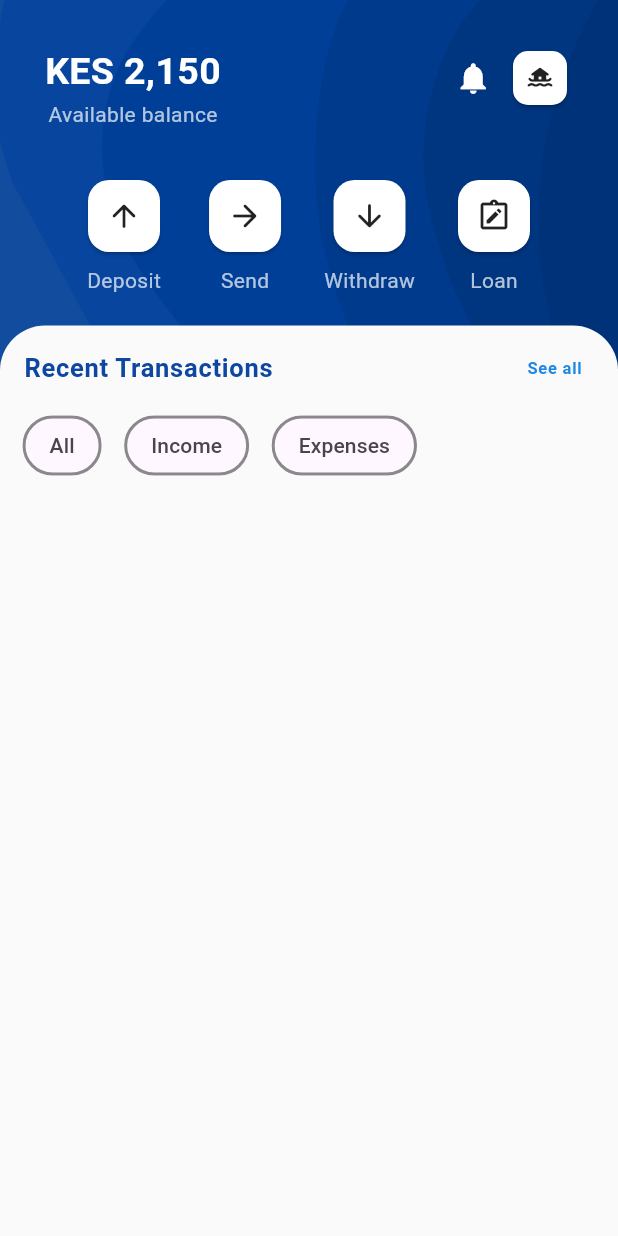
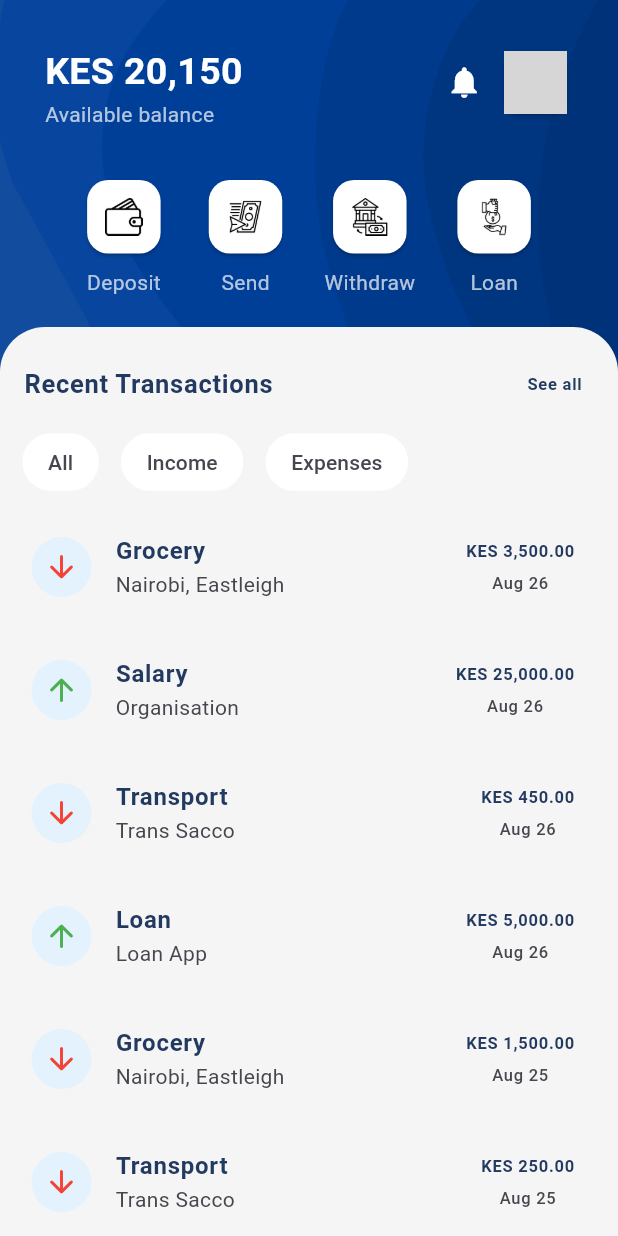
Before and after one commit to brianngeywo/banking_app, a Flutter app: the screen it shows after launch, on a phone screen of 412 x 824 dp. Run offline on Flutter 3.47's test engine with Material 2 defaults, Android fonts, the phone set to English and light mode, and no system bars; network calls fail; grey boxes are pictures that could not be loaded.

Commit message:
homepage complete

```diff
--- a/lib/homepage.dart
+++ b/lib/homepage.dart
@@ -36,10 +36,12 @@ class _MyHomePageState extends State<MyHomePage> {
                 mainAxisAlignment: MainAxisAlignment.spaceBetween,
                 crossAxisAlignment: CrossAxisAlignment.start,
                 children: [
-                  Column(
+                  const Column(
+                    crossAxisAlignment: CrossAxisAlignment.start,
+                    mainAxisAlignment: MainAxisAlignment.spaceBetween,
                     children: [
                       Text(
-                        "KES 2,150",
+                        "KES 20,150",
                         style: TextStyle(
                           fontSize: 25,
                           fontWeight: FontWeight.bold,
@@ -56,22 +58,26 @@ class _MyHomePageState extends State<MyHomePage> {
                   ),
                   Row(
                     children: [
-                      Icon(
+                      const Icon(
                         Icons.notifications,
                         size: 25,
                         color: Colors.white,
                       ),
-                      SizedBox(width: 10),
-                      Card(
+                      const SizedBox(width: 10),
+                      SizedBox(
+                        height: 50,
+                        width: 50,
+                        child: Card(
                           color: Colors.white,
                           shape: RoundedRectangleBorder(
                             borderRadius: BorderRadius.circular(10),
                           ),
-                        child: Padding(
-                          padding: const EdgeInsets.all(8.0),
-                          child: Icon(
-                            Icons.houseboat_rounded,
-                            size: 20,
+                          child: ClipRRect(
+                            borderRadius: BorderRadius.circular(10),
+                            child: Image.network(
+                              "https://images.pexels.com/photos/10461791/pexels-photo-10461791.jpeg?auto=compress&cs=tinysrgb&w=1260&h=750&dpr=1",
+                              fit: BoxFit.cover,
+                            ),
                           ),
                         ),
                       ),
@@ -94,9 +100,12 @@ class _MyHomePageState extends State<MyHomePage> {
             ),
             Container(
               height: MediaQuery.of(context).size.height,
+              padding: const EdgeInsets.only(
+                top: 10.0,
+              ),
               decoration: BoxDecoration(
-                color: Colors.grey.shade50,
-                borderRadius: BorderRadius.only(
+                color: Colors.grey.shade100,
+                borderRadius: const BorderRadius.only(
                   topLeft: Radius.circular(30),
                   topRight: Radius.circular(30),
                 ),
@@ -109,14 +118,14 @@ class _MyHomePageState extends State<MyHomePage> {
                       style: TextStyle(
                         fontWeight: FontWeight.bold,
                         fontSize: 17,
-                        color: Colors.blue.shade900,
+                        color: primaryColor,
                       ),
                     ),
                     trailing: Text(
                       "See all",
                       style: TextStyle(
                         fontWeight: FontWeight.bold,
-                        color: Colors.blue.shade600,
+                        color: primaryColor,
                       ),
                     ),
                   ),
@@ -127,16 +136,34 @@ class _MyHomePageState extends State<MyHomePage> {
                           (e) => Padding(
                             padding: const EdgeInsets.only(left: 15.0),
                             child: Chip(
-                              side: BorderSide(color: Colors.black26, width: 2,),
+                              backgroundColor: Colors.white,
+                              side: const BorderSide(
+                                color: Colors.white,
+                                width: 1,
+                              ),
+                              elevation: 10,
                               shape: RoundedRectangleBorder(
-                                borderRadius: BorderRadius.circular(20)
-                              ),
+                                  borderRadius: BorderRadius.circular(20)),
                               label: Text(e),
                             ),
                           ),
                         )
                         .toList(),
+                  ),
+                  Column(
+                    children: transactions
+                        .map(
+                          (e) => Padding(
+                            padding: const EdgeInsets.only(
+                              left: 5.0,
+                              right: 5,
+                              top: 10,
+                            ),
+                            child: transactionWidget(e),
+                          ),
                         )
+                        .toList(),
+                  ),
                 ],
               ),
             ),
@@ -158,19 +185,63 @@ Widget actionsWidget(MainAction action) {
         child: Center(
           child: Padding(
             padding: const EdgeInsets.all(12.0),
-            child: Icon(action.icon),
+            child: SizedBox(
+              height: 25,
+              width: 25,
+              child: Image.asset(action.icon),
             ),
           ),
         ),
-      SizedBox(
-        height: 5,
       ),
+      const SizedBox(height: 5),
       Text(
         action.title,
-        style: TextStyle(
+        style: const TextStyle(
           color: Colors.white70,
         ),
       )
     ],
   );
 }
+
+Widget transactionWidget(AppTransactions transaction) {
+  return ListTile(
+    tileColor: Colors.white,
+    shape: RoundedRectangleBorder(
+      borderRadius: BorderRadius.circular(10),
+    ),
+    leading: CircleAvatar(
+      backgroundColor: Colors.blue.shade50,
+      child: Icon(
+        transaction.isDeposit ? Icons.arrow_upward_rounded : Icons.arrow_downward_rounded,
+        color: transaction.isDeposit ? Colors.green : Colors.red,
+      ),
+    ),
+    title: Text(
+      transaction.title,
+      style: TextStyle(
+        fontWeight: FontWeight.bold,
+        color: primaryColor,
+      ),
+    ),
+    subtitle: Text(transaction.moreInfo),
+    trailing: Column(
+      mainAxisAlignment: MainAxisAlignment.center,
+      children: [
+        Text(
+          transaction.amount,
+          style: TextStyle(
+            fontWeight: FontWeight.bold,
+            color: primaryColor,
+          ),
+        ),
+        const SizedBox(
+          height: 5,
+        ),
+        Text(
+          transaction.date,
+        ),
+      ],
+    ),
+  );
+}
--- a/lib/test_data.dart
+++ b/lib/test_data.dart
@@ -1,17 +1,18 @@
+
 import 'package:flutter/material.dart';
 
 class MainAction {
-  IconData icon;
+  String icon;
   String title;
 
   MainAction({required this.icon, required this.title});
 }
 
 List<MainAction> actions = [
-  MainAction(icon: Icons.arrow_upward_rounded, title: 'Deposit'),
-  MainAction(icon: Icons.arrow_forward_rounded, title: 'Send'),
-  MainAction(icon: Icons.arrow_downward_rounded, title: 'Withdraw'),
-  MainAction(icon: Icons.note_alt_outlined, title: 'Loan'),
+  MainAction(icon: "assets/wallet.png", title: 'Deposit'),
+  MainAction(icon: "assets/send.png", title: 'Send'),
+  MainAction(icon: "assets/banking.png", title: 'Withdraw'),
+  MainAction(icon: "assets/loan.png", title: 'Loan'),
 ];
 
 List<String> mainOperations = [
@@ -36,4 +37,14 @@ class AppTransactions {
   });
 }
 
-List<AppTransactions> transactions
+List<AppTransactions> transactions = [
+  AppTransactions(title: "Grocery", moreInfo: "Nairobi, Eastleigh", date: "Aug 26", isDeposit: false, amount: "KES 3,500.00"),
+  AppTransactions(title: "Salary", moreInfo: "Organisation", date: "Aug 26", isDeposit: true, amount: "KES 25,000.00"),
+  AppTransactions(title: "Transport", moreInfo: "Trans Sacco", date: "Aug 26", isDeposit: false, amount: "KES 450.00"),
+  AppTransactions(title: "Loan", moreInfo: "Loan App", date: "Aug 26", isDeposit: true, amount: "KES 5,000.00"),
+  AppTransactions(title: "Grocery", moreInfo: "Nairobi, Eastleigh", date: "Aug 25", isDeposit: false, amount: "KES 1,500.00"),
+  AppTransactions(title: "Transport", moreInfo: "Trans Sacco", date: "Aug 25", isDeposit: false, amount: "KES 250.00"),
+  AppTransactions(title: "Transport", moreInfo: "Trans Sacco", date: "Aug 24", isDeposit: false, amount: "KES 650.00"),
+];
+
+Color primaryColor = Color(0xFF223960);
```
Also changed, not shown: assets/banking.png (added), assets/loan.png (added), assets/send.png (added), assets/transfer.png (added), assets/upload.png (added), assets/wallet.png (added). Lines whose indentation alone changed are shown as unchanged.
